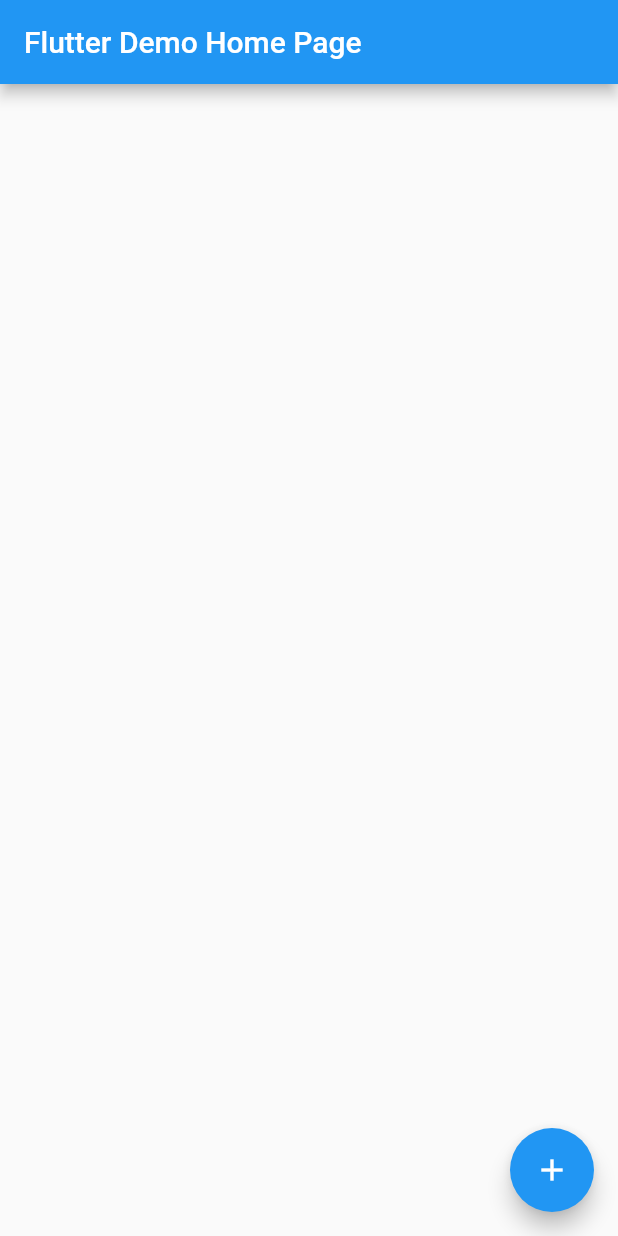
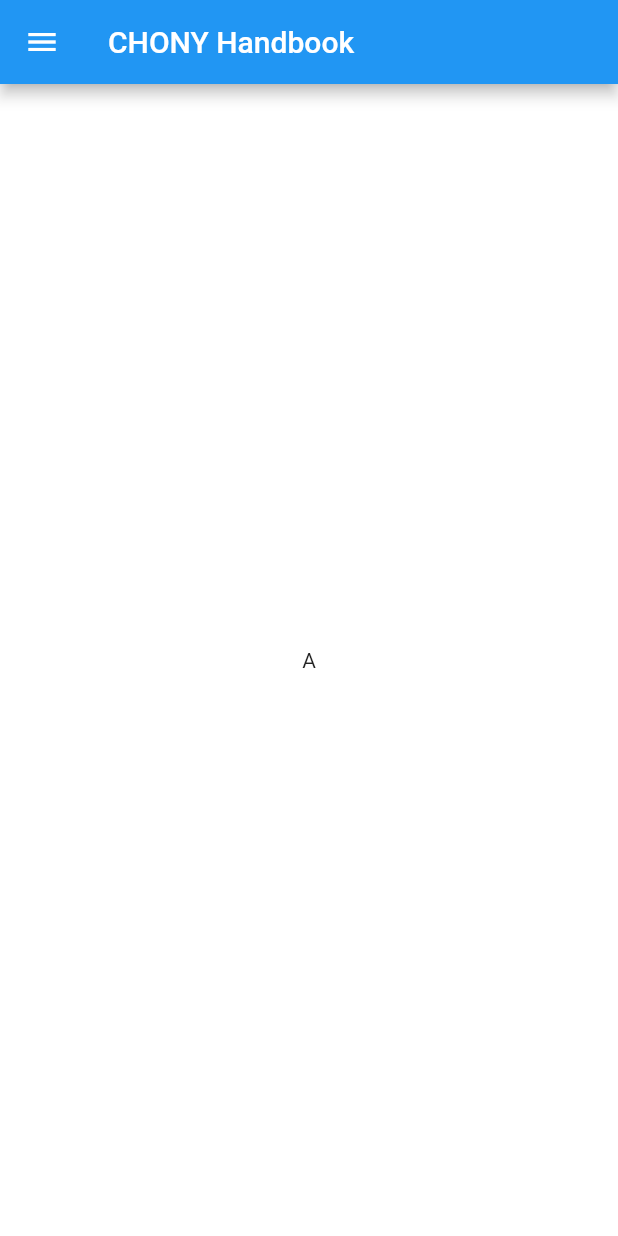
Before and after one commit to rstanleyhum/fluttermdhandbookapp, a Flutter app: the screen it shows after launch, on a phone screen of 412 x 824 dp. Run offline on Flutter 3.47's test engine with Material 2 defaults, Android fonts, the phone set to English and light mode, and no system bars.

Commit message:
added constants in separate dart file and design requirements doc

```diff
--- /dev/null
+++ b/lib/data/handbook.dart
@@ -0,0 +1,14 @@
+final appTitle = 'MD Handbook App';
+
+final handbookCurrentTitle = 'CHONY Handbook';
+
+
+List<String> createSectionTitles(int number) {
+  return new List<String>.generate(number, (i) => 'Section ' + i.toString());
+}
+
+final handbookSectionTitles  = createSectionTitles(20);
+
+final updatedDate = new DateTime.now();
+
+final handbookTitles = new List<String>.generate(3, (i) => 'Title ' + i.toString());
--- a/lib/main.dart
+++ b/lib/main.dart
@@ -1,87 +1,74 @@
 import 'package:flutter/material.dart';
-import 'package:flutter_markdown/flutter_markdown.dart';
-import 'package:url_launcher/url_launcher.dart';
+import 'data/handbook.dart';
 
-void main() => runApp(new MyApp());
+void main() => runApp(new AppRoot());
 
-class MyApp extends StatelessWidget {
-  // This widget is the root of your application.
+class AppRoot extends StatelessWidget {
   @override
   Widget build(BuildContext context) {
     return new MaterialApp(
-      title: 'Flutter Demo',
+      title: appTitle,
       theme: new ThemeData(
-        // This is the theme of your application.
-        //
-        // Try running your application with "flutter run". You'll see the
-        // application has a blue toolbar. Then, without quitting the app, try
-        // changing the primarySwatch below to Colors.green and then invoke
-        // "hot reload" (press "r" in the console where you ran "flutter run",
-        // or press Run > Flutter Hot Reload in IntelliJ). Notice that the
-        // counter didn't reset back to zero; the application is not restarted.
         primarySwatch: Colors.blue,
+        canvasColor: Colors.white,
       ),
-      home: new MyHomePage(title: 'Flutter Demo Home Page'),
+      home: new MainPage(),
     );
   }
 }
 
-class MyHomePage extends StatefulWidget {
-  MyHomePage({Key key, this.title}) : super(key: key);
-
-  // This widget is the home page of your application. It is stateful, meaning
-  // that it has a State object (defined below) that contains fields that affect
-  // how it looks.
-
-  // This class is the configuration for the state. It holds the values (in this
-  // case the title) provided by the parent (in this case the App widget) and
-  // used by the build method of the State. Fields in a Widget subclass are
-  // always marked "final".
-
-  final String title;
-
-  @override
-  _MyHomePageState createState() => new _MyHomePageState();
-}
-
-class _MyHomePageState extends State<MyHomePage> {
-
-  final _initialMarkdownData = """
-# Markdown Title
-
-[Google](https://www.google.com)
-""";
-
-  String _markdownData = "";
-
-  void _setMarkdownData() {
-    setState(() {
-      _markdownData = _initialMarkdownData;
-    });
-  }
-
-  void _onTapLink(String href) {
-    if (href.startsWith("http")) {
-      launch(href);
-    }
-  }
+class MainPage extends StatelessWidget {
 
   @override
   Widget build(BuildContext context) {
+    final ThemeData themeData = Theme.of(context);
 
     return new Scaffold(
       appBar: new AppBar(
-        title: new Text(widget.title),
+        title: new Text(handbookCurrentTitle),
       ),
-      body: new Markdown(
-        data: _markdownData,
-        onTapLink: (href) => _onTapLink(href),
+      body: new Center(
+        child: new Text("A"),
       ),
-      floatingActionButton: new FloatingActionButton(
-        onPressed: _setMarkdownData,
-        tooltip: 'Set Markdown',
-        child: new Icon(Icons.add),
-      ), // This trailing comma makes auto-formatting nicer for build methods.
+      // bottomNavigationBar: new TabBar(
+      //   tabs: <Widget>[
+      //     new Tab(
+      //       text: "A",
+      //     ),
+      //     new Tab(
+      //       text: "B"
+      //     ),
+      //   ],
+      // ),
+      drawer: new Drawer(
+        child: new ListView(
+          primary: false,
+          children: <Widget>[
+            new Container(
+              color: Colors.blue,
+              child: new ListTile(
+                leading: new Icon(Icons.watch_later,
+                    color: themeData.primaryTextTheme.title.color),
+                title: new Text('Settings',
+                    style: themeData.primaryTextTheme.title),
+              ),
+            ),
+            new AboutListTile(
+              applicationName: 'name1',
+              applicationVersion: '0.1',
+              applicationLegalese: 'legal',
+              child: new Text("About",),
+            ),
+            const ListTile(
+              leading: const Icon(null),
+              title: const Text("option 1"),
+            ),
+            const ListTile(
+              title: const Text('option 2'),
+            ),
+          ],
+        ),
+      ),
     );
   }
 }
```
Also changed, not shown: 2 other files.
